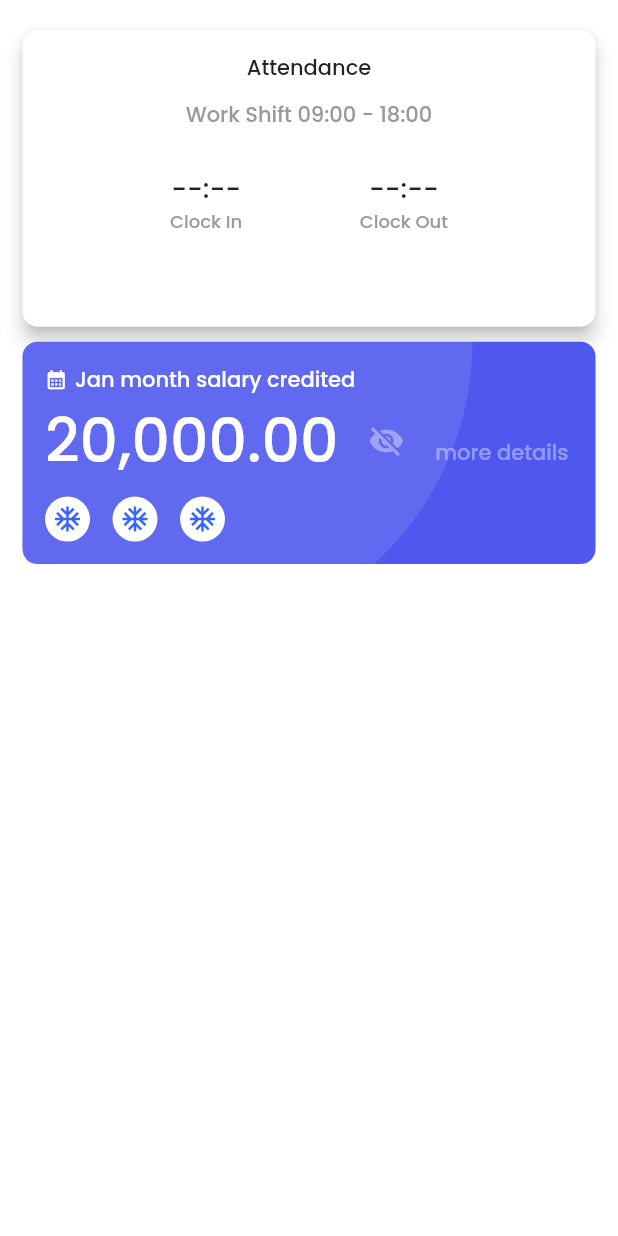
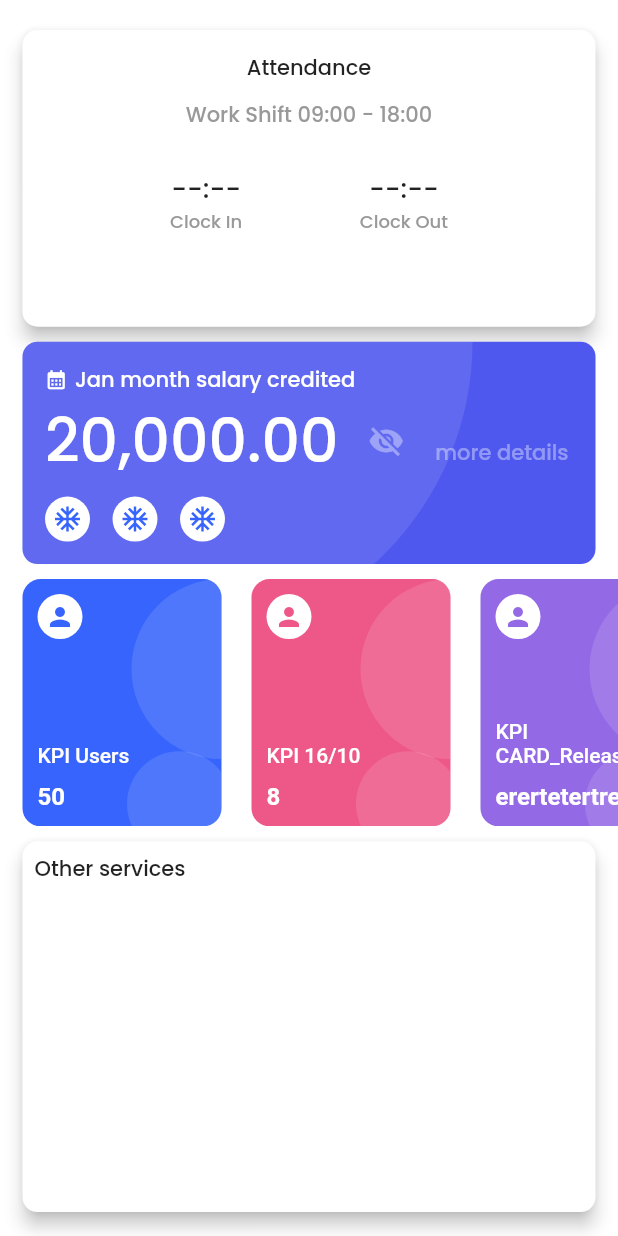
Before and after one commit to Nathesh-Rao/AxpertFlutter2.1, a Flutter app: the WidgetPlayGround widget shown alone on an empty page, opened directly, after a tap on "more details", on a phone screen of 412 x 824 dp. Run offline on Flutter 3.47's test engine with Material 3 defaults, Android fonts, the phone set to English and light mode, and no system bars; our stand-ins replace auto_size_text, badges, cached_network_image, carousel_slider, connectivity_plus, device_info_plus and 31 more; missing offline and left inert: animated_icon, back_button_interceptor, background_location_tracker, encrypt, file_downloader_flutter, flutter_downloader and 11 more; accounts and stored records are empty; network calls fail.

Commit message:
playground: ess home widgets kpi

```diff
--- a/lib/ModelPages/LandingMenuPages/MenuHomePagePage/UpdatedHomePage/Widgets/WidgetPlayGround.dart
+++ b/lib/ModelPages/LandingMenuPages/MenuHomePagePage/UpdatedHomePage/Widgets/WidgetPlayGround.dart
@@ -1,8 +1,13 @@
+import 'dart:math';
+
 import 'package:axpertflutter/Constants/MyColors.dart';
 import 'package:carousel_slider/carousel_slider.dart';
 import 'package:flutter/material.dart';
 import 'package:flutter_swipe_button/flutter_swipe_button.dart';
 import 'package:google_fonts/google_fonts.dart';
+
+import '../../../../LandingPage/Widgets/WidgetKPIPanelItem.dart';
+import '../../Models/sampleHomeConfigModel.dart';
 
 class WidgetPlayGround extends StatefulWidget {
   const WidgetPlayGround({super.key});
@@ -246,8 +251,172 @@ class _WidgetPlayGroundState extends State<WidgetPlayGround> {
               )
             ],
           ),
-        )
+        ),
+        SizedBox(
+          height: 10,
+        ),
+        SizedBox(
+          height: MediaQuery.of(context).size.height * 0.20,
+          child: ListView.separated(
+              physics: BouncingScrollPhysics(),
+              padding: EdgeInsets.only(left: 15),
+              scrollDirection: Axis.horizontal,
+              itemCount: 5,
+              separatorBuilder: (context, index) => SizedBox(
+                    width: 20,
+                  ),
+              itemBuilder: (context, index) => WidgetESSKPIPanelItem(
+                    index: index,
+                  )),
+        ),
+        SizedBox(
+          height: 10,
+        ),
+        Padding(
+          padding: const EdgeInsets.symmetric(horizontal: 15),
+          child: Card(
+            elevation: 5,
+            margin: EdgeInsets.zero,
+            shape:
+                RoundedRectangleBorder(borderRadius: BorderRadius.circular(10)),
+            child: SizedBox(
+              width: double.infinity,
+              height: MediaQuery.of(context).size.height * 0.30,
+              child: Padding(
+                padding: const EdgeInsets.all(8.0),
+                child: Column(
+                  crossAxisAlignment: CrossAxisAlignment.start,
+                  children: [
+                    Text(
+                      "Other services",
+                      style: style,
+                    ),
+                    SizedBox(
+                      height: 10,
+                    ),
+                    Expanded(
+                        child: Column(
+                      children: [
+                        Row(
+                          children: [],
+                        ),
+                        Row(
+                          children: [],
+                        ),
+                      ],
+                    ))
+                  ],
+                ),
+              ),
+            ),
+          ),
+        ),
       ],
     );
   }
 }
+
+class WidgetESSKPIPanelItem extends StatelessWidget {
+  const WidgetESSKPIPanelItem({super.key, required this.index});
+//for populating the pseudodata, index is accessing.
+  final int index;
+  @override
+  Widget build(BuildContext context) {
+    final double baseSize = MediaQuery.of(context).size.height * .23;
+// pseudo data--------->
+    List<String> cardNames = [
+      "KPI Users",
+      "KPI 16/10",
+      "KPI CARD_Release13",
+      "KPI_Release14",
+      "actors",
+    ];
+    List<String> cardData = [
+      "50",
+      "8",
+      "erertetertre",
+      "amit",
+      "1",
+    ];
+    List<int> colors = [
+      0xff3764FC,
+      0xffed5888,
+      0xff9469e5,
+      0xffef9a97,
+      0xffeeac44,
+    ];
+//---------------------->
+
+    return GestureDetector(
+      onTap: () {
+        //---
+      },
+      child: Container(
+        height: baseSize,
+        width: baseSize * 0.7,
+        decoration: BoxDecoration(
+          borderRadius: BorderRadius.circular(12),
+          color: Color(colors[index]),
+        ),
+        child: Stack(
+          children: [
+            _widgetKPIItemBGElement(context, right: -60, top: 0, size: 60),
+            _widgetKPIItemBGElement(context, right: -7, bottom: -20, size: 35),
+            Padding(
+              padding: EdgeInsets.all(10),
+              child: Column(
+                crossAxisAlignment: CrossAxisAlignment.start,
+                mainAxisAlignment: MainAxisAlignment.end,
+                children: [
+                  CircleAvatar(
+                    backgroundColor: Colors.white,
+                    child: Icon(
+                      Icons.person,
+                      size: 20,
+                      color: Color(colors[index]),
+                    ),
+                    radius: 15,
+                  ),
+                  Spacer(),
+                  Text(
+                    cardNames[index],
+                    style: TextStyle(
+                      fontSize: 14,
+                      fontWeight: FontWeight.w500,
+                      color: Colors.white,
+                    ),
+                  ),
+                  SizedBox(
+                    height: 10,
+                  ),
+                  Text(
+                    cardData[index],
+                    style: TextStyle(
+                      fontSize: 16,
+                      fontWeight: FontWeight.w700,
+                      color: Colors.white,
+                    ),
+                  )
+                ],
+              ),
+            ),
+          ],
+        ),
+      ),
+    );
+  }
+
+// Faded circle widget------------------------------------>
+  _widgetKPIItemBGElement(BuildContext context,
+      {double? right, double? top, double? size, double? bottom}) {
+    return Positioned(
+      right: right,
+      top: top,
+      bottom: bottom,
+      child: CircleAvatar(
+        radius: size,
+        backgroundColor: Colors.white12,
+      ),
+    );
+  }
+}
--- a/lib/ModelPages/LandingPage/Widgets/WidgetKPIPanel.dart
+++ b/lib/ModelPages/LandingPage/Widgets/WidgetKPIPanel.dart
@@ -1,3 +1,5 @@
+import 'dart:math';
+
 import 'package:axpertflutter/ModelPages/LandingPage/Widgets/WidgetKPIPanelItem.dart';
 import 'package:flutter/material.dart';
 
@@ -21,9 +23,7 @@ class Widgetkpipanel extends StatelessWidget {
             separatorBuilder: (context, index) => SizedBox(
                   width: 10,
                 ),
-            itemBuilder: (context, index) => WidgetKPIPanelItem(
-                  index: index,
-                )),
+            itemBuilder: (context, index) => WidgetKPIPanelItem(index: index)),
       ),
     ));
   }
```
